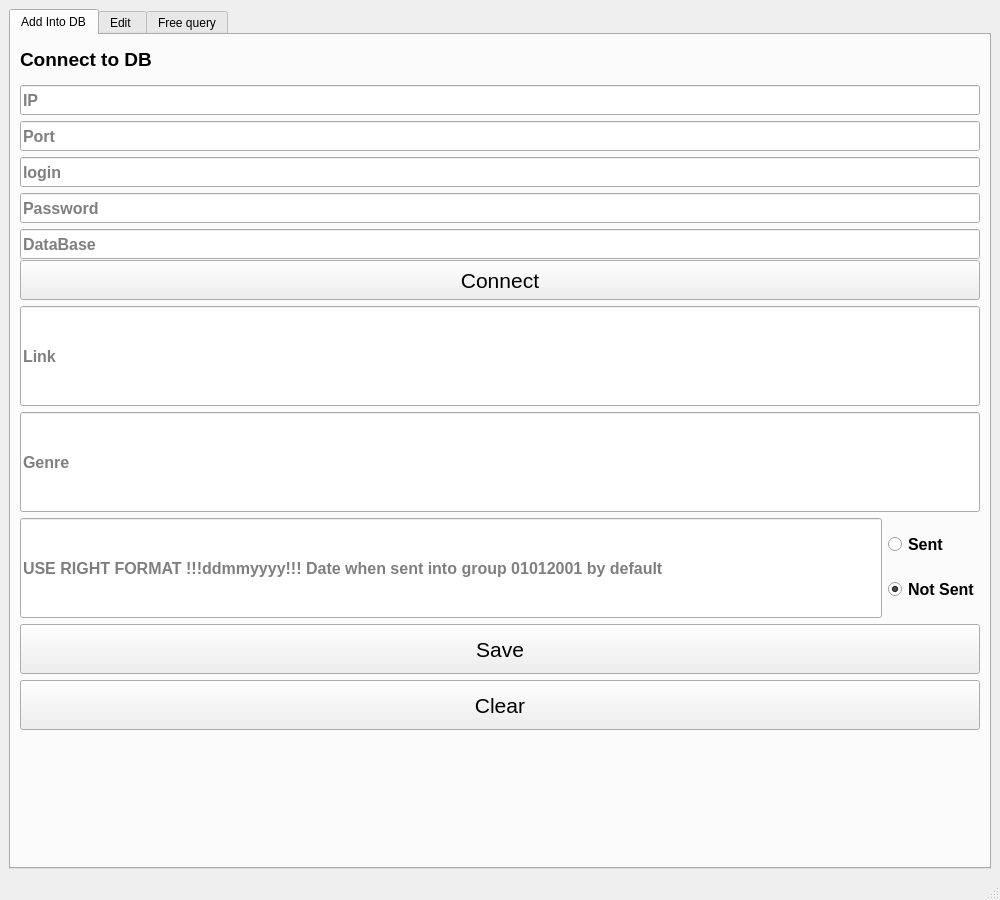
a18091986/python_study_different, file GUI_Good_Morning_Music/!app_for_GIT/ui/maingui.ui: the form before one commit.
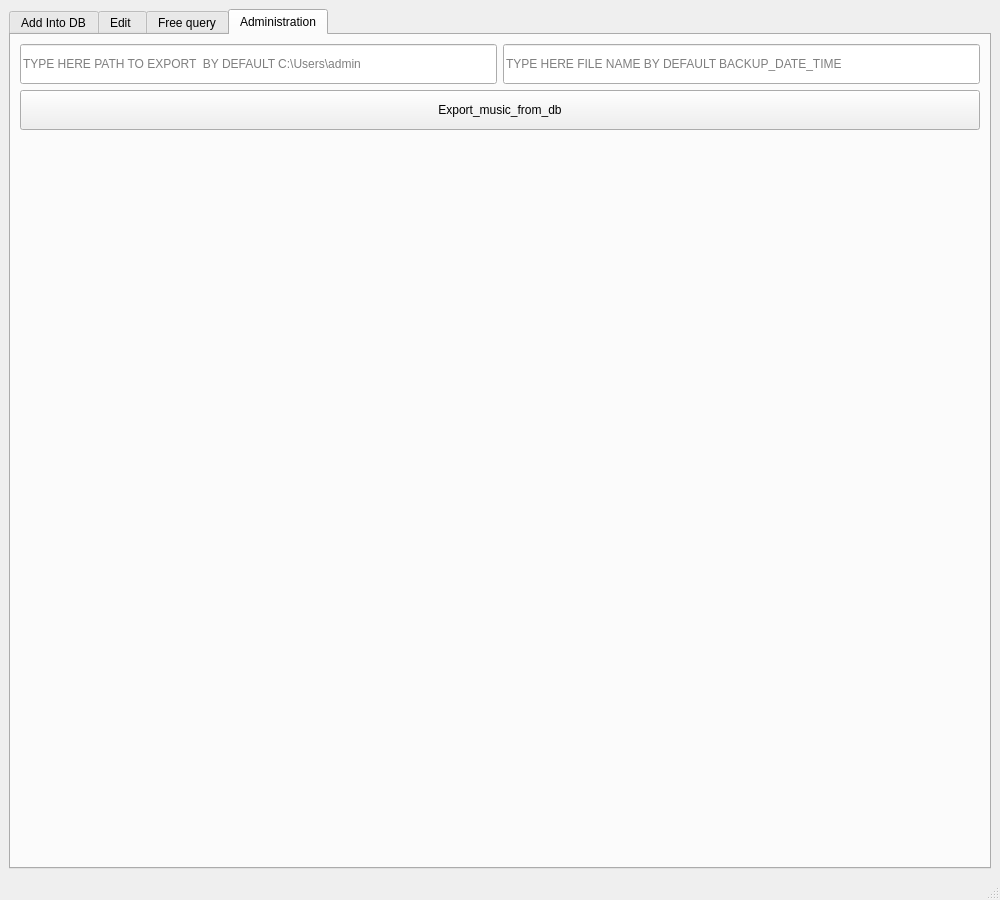
The form after the commit. The open tabs and pages were chosen to show the change.

Commit message: add administration tab

Diff of the .ui file:
```diff
--- a/GUI_Good_Morning_Music/!app_for_GIT/ui/maingui.ui
+++ b/GUI_Good_Morning_Music/!app_for_GIT/ui/maingui.ui
@@ -1388,6 +1388,85 @@
         </item>
        </layout>
       </widget>
+      <widget class="QWidget" name="tab_4">
+       <attribute name="title">
+        <string>Administration</string>
+       </attribute>
+       <layout class="QVBoxLayout" name="verticalLayout_9">
+        <item>
+         <layout class="QHBoxLayout" name="horizontalLayout_10">
+          <item>
+           <widget class="QLineEdit" name="lineEdit_path">
+            <property name="minimumSize">
+             <size>
+              <width>0</width>
+              <height>40</height>
+             </size>
+            </property>
+            <property name="placeholderText">
+             <string>TYPE HERE PATH TO EXPORT  BY DEFAULT C:\Users\admin</string>
+            </property>
+           </widget>
+          </item>
+          <item>
+           <widget class="QLineEdit" name="lineEdit_filename">
+            <property name="minimumSize">
+             <size>
+              <width>0</width>
+              <height>40</height>
+             </size>
+            </property>
+            <property name="text">
+             <string/>
+            </property>
+            <property name="placeholderText">
+             <string>TYPE HERE FILE NAME BY DEFAULT BACKUP_DATE_TIME</string>
+            </property>
+           </widget>
+          </item>
+         </layout>
+        </item>
+        <item>
+         <widget class="QPushButton" name="pushButton_export">
+          <property name="minimumSize">
+           <size>
+            <width>0</width>
+            <height>40</height>
+           </size>
+          </property>
+          <property name="text">
+           <string>Export_music_from_db</string>
+          </property>
+         </widget>
+        </item>
+        <item>
+         <spacer name="verticalSpacer">
+          <property name="orientation">
+           <enum>Qt::Vertical</enum>
+          </property>
+          <property name="sizeHint" stdset="0">
+           <size>
+            <width>20</width>
+            <height>40</height>
+           </size>
+          </property>
+         </spacer>
+        </item>
+        <item>
+         <widget class="QLabel" name="label_administration_tab_result">
+          <property name="minimumSize">
+           <size>
+            <width>0</width>
+            <height>100</height>
+           </size>
+          </property>
+          <property name="text">
+           <string/>
+          </property>
+         </widget>
+        </item>
+       </layout>
+      </widget>
      </widget>
     </item>
    </layout>
```
Left out of the diff: 16 changed lines with no effect on the pictures. The commit also changes 10 other files.
